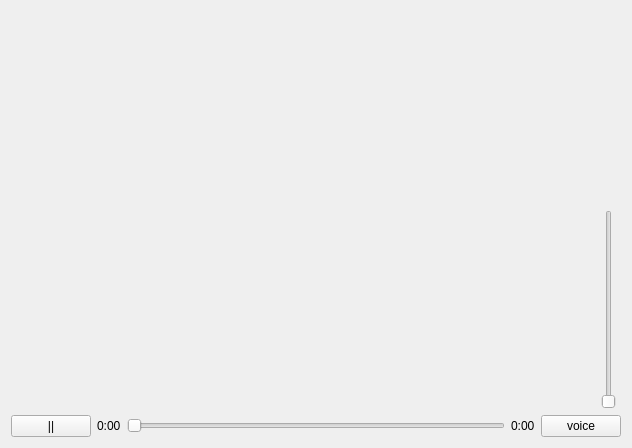
First picture: the form in VideoSuite/src/lib/videocommon/playerwindow.ui, repository liruilong9999/streamerServer, before the edit.
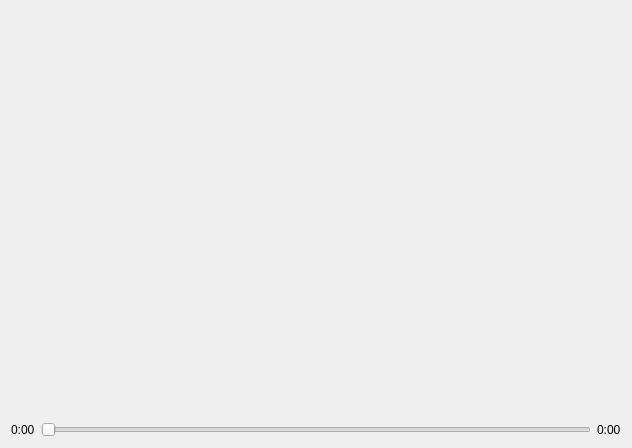
Second picture: the form after the edit.

```diff
--- a/VideoSuite/src/lib/videocommon/playerwindow.ui
+++ b/VideoSuite/src/lib/videocommon/playerwindow.ui
@@ -15,57 +15,12 @@
   </property>
   <layout class="QGridLayout" name="gridLayout">
    <item row="0" column="0">
-    <layout class="QVBoxLayout" name="verticalLayout_2">
+    <layout class="QVBoxLayout" name="verticalLayout" stretch="1,0">
      <item>
-      <layout class="QHBoxLayout" name="horizontalLayout_2">
-       <item>
-        <spacer name="horizontalSpacer">
-         <property name="orientation">
-          <enum>Qt::Horizontal</enum>
-         </property>
-         <property name="sizeHint" stdset="0">
-          <size>
-           <width>40</width>
-           <height>20</height>
-          </size>
-         </property>
-        </spacer>
-       </item>
-       <item>
-        <layout class="QVBoxLayout" name="verticalLayout">
-         <item>
-          <spacer name="verticalSpacer">
-           <property name="orientation">
-            <enum>Qt::Vertical</enum>
-           </property>
-           <property name="sizeHint" stdset="0">
-            <size>
-             <width>20</width>
-             <height>40</height>
-            </size>
-           </property>
-          </spacer>
-         </item>
-         <item>
-          <widget class="QSlider" name="sliderVoice">
-           <property name="orientation">
-            <enum>Qt::Vertical</enum>
-           </property>
-          </widget>
-         </item>
-        </layout>
-       </item>
-      </layout>
+      <widget class="QWidget" name="widget" native="true"/>
      </item>
      <item>
       <layout class="QHBoxLayout" name="horizontalLayout">
-       <item>
-        <widget class="QPushButton" name="btnPause">
-         <property name="text">
-          <string>||</string>
-         </property>
-        </widget>
-       </item>
        <item>
         <widget class="QLabel" name="label">
          <property name="text">
@@ -90,13 +45,6 @@
          </property>
         </widget>
        </item>
-       <item>
-        <widget class="QPushButton" name="btnVoice">
-         <property name="text">
-          <string>voice</string>
-         </property>
-        </widget>
-       </item>
       </layout>
      </item>
     </layout>
```
